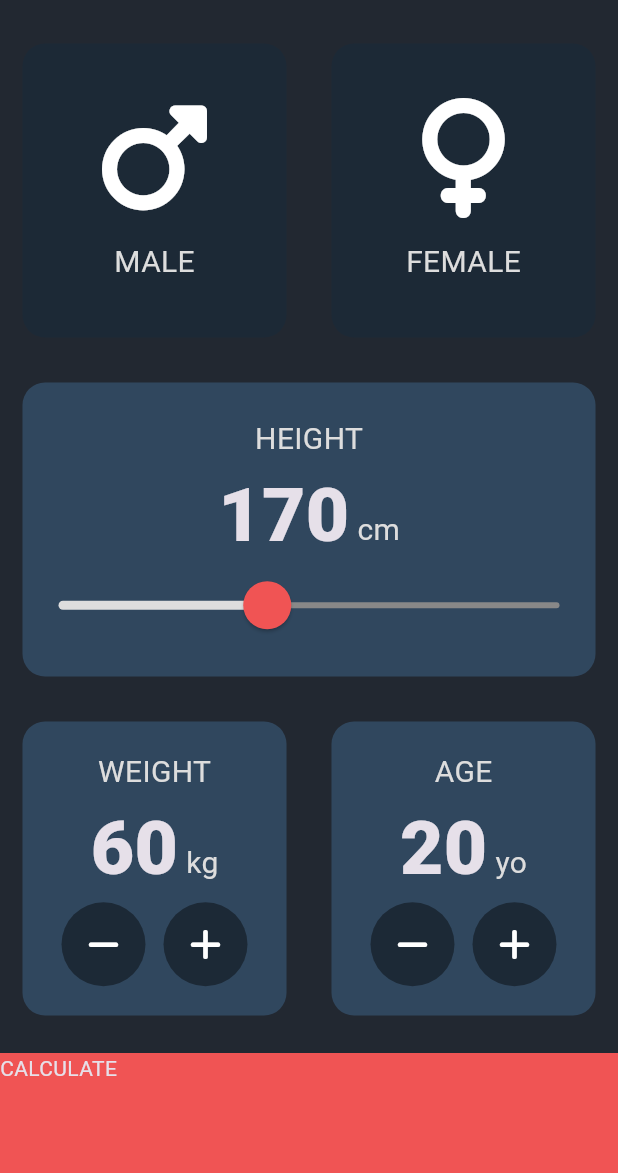
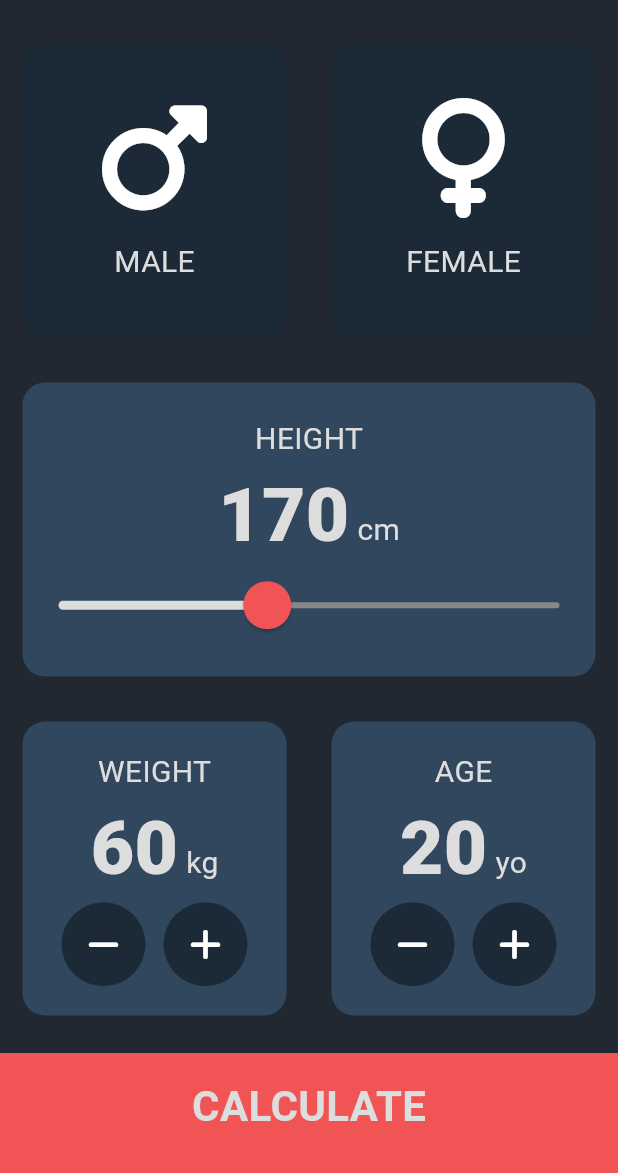
Before and after one commit to UnknownVisuals/bmi_calculator, a Flutter app: the screen it shows after launch, on a phone screen of 412 x 824 dp, the part 63-1236 px from its top. Run offline on Flutter 3.47's test engine with Material 3 defaults, Android fonts, the phone set to English and light mode, and no system bars; our stand-ins replace font_awesome_flutter.

```diff
--- /dev/null
+++ b/lib/components/bottom_button.dart
@@ -0,0 +1,33 @@
+import 'package:flutter/material.dart';
+import 'package:bmi_calculator/constants.dart';
+
+class BottomButton extends StatelessWidget {
+  const BottomButton({
+    super.key,
+    required this.onPress,
+    required this.buttonTitle,
+  });
+
+  final Function()? onPress;
+  final String buttonTitle;
+
+  @override
+  Widget build(BuildContext context) {
+    return GestureDetector(
+      onTap: onPress,
+      child: Container(
+        color: kBottomContainerColor,
+        margin: const EdgeInsets.only(top: 10.0),
+        padding: const EdgeInsets.only(bottom: 10.0),
+        width: double.infinity,
+        height: kBottomContainerHeight,
+        child: Center(
+          child: Text(
+            buttonTitle,
+            style: kLargeButtonTextStyle,
+          ),
+        ),
+      ),
+    );
+  }
+}
--- a/lib/constants.dart
+++ b/lib/constants.dart
@@ -14,4 +14,23 @@ const kLabelTextStyle = TextStyle(
 const kNumberTextStyle = TextStyle(
   fontSize: 50.0,
   fontWeight: FontWeight.w900,
+  color: Color(0xFFDDDDDD),
 );
+
+const kLargeButtonTextStyle = TextStyle(
+  fontSize: 28.0,
+  fontWeight: FontWeight.bold,
+  color: Color(0xFFDDDDDD),
+);
+
+const kResultTextStyle = TextStyle(
+  fontSize: 20.0,
+  fontWeight: FontWeight.bold,
+  color: Color(0xFF03C988),
+);
+
+const kBMITextStyle = TextStyle(
+  fontSize: 100.0,
+  fontWeight: FontWeight.bold,
+  color: Color(0xFFDDDDDD),
+);
--- a/lib/main.dart
+++ b/lib/main.dart
@@ -1,7 +1,7 @@
 import 'package:flutter/material.dart';
-import 'package:bmi_calculator/input_page.dart';
+import 'package:bmi_calculator/screens/input_page.dart';
 import 'package:bmi_calculator/constants.dart';
-import 'package:bmi_calculator/result_page.dart';
+import 'package:bmi_calculator/screens/result_page.dart';
 
 void main() => runApp(const BMICalculator());
 
--- a/lib/input_page.dart
+++ b/lib/screens/input_page.dart
@@ -1,10 +1,10 @@
 import 'package:flutter/material.dart';
-import 'package:flutter/widgets.dart';
 import 'package:font_awesome_flutter/font_awesome_flutter.dart';
-import 'package:bmi_calculator/reusable_card.dart';
-import 'package:bmi_calculator/icon_content.dart';
+import 'package:bmi_calculator/components/reusable_card.dart';
+import 'package:bmi_calculator/components/icon_content.dart';
 import 'package:bmi_calculator/constants.dart';
-import 'package:bmi_calculator/round_icon_button.dart';
+import 'package:bmi_calculator/components/round_icon_button.dart';
+import 'package:bmi_calculator/components/bottom_button.dart';
 
 enum Gender {
   male,
@@ -44,7 +44,9 @@ class _InputPageState extends State<InputPage> {
                         selectedGender = Gender.male;
                       });
                     },
-                    colour: selectedGender == Gender.male ? kActiveCardColor : kInactiveCardColor,
+                    colour: selectedGender == Gender.male
+                        ? kActiveCardColor
+                        : kInactiveCardColor,
                     cardChild: const IconContent(
                       icon: FontAwesomeIcons.mars,
                       label: "MALE",
@@ -58,7 +60,9 @@ class _InputPageState extends State<InputPage> {
                         selectedGender = Gender.female;
                       });
                     },
-                    colour: selectedGender == Gender.female ? kActiveCardColor : kInactiveCardColor,
+                    colour: selectedGender == Gender.female
+                        ? kActiveCardColor
+                        : kInactiveCardColor,
                     cardChild: const IconContent(
                       icon: FontAwesomeIcons.venus,
                       label: "FEMALE",
@@ -233,17 +237,11 @@ class _InputPageState extends State<InputPage> {
               ],
             ),
           ),
-          GestureDetector(
-            onTap: () {
+          BottomButton(
+            onPress: () {
               Navigator.pushNamed(context, '/result');
             },
-            child: Container(
-              color: kBottomContainerColor,
-              margin: const EdgeInsets.only(top: 10.0),
-              width: double.infinity,
-              height: kBottomContainerHeight,
-              child: const Text('CALCULATE'),
-            ),
+            buttonTitle: 'CALCULATE',
           ),
         ],
       ),
```
Also changed, not shown: lib/result_page.dart (deleted, +0 -29 lines), lib/screens/result_page.dart (added, +64 -0 lines), lib/components/icon_content.dart (renamed from lib/icon_content.dart), lib/components/reusable_card.dart (line endings or trailing spaces), lib/components/round_icon_button.dart (renamed from lib/round_icon_button.dart).
